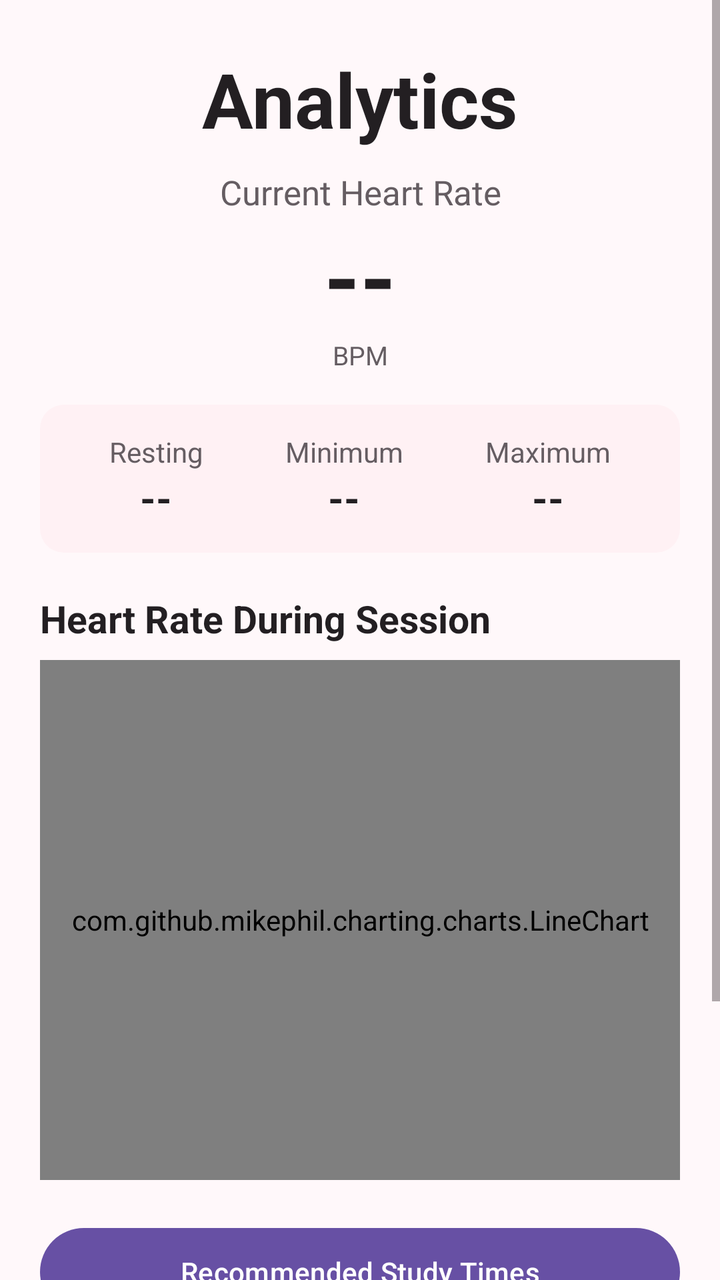
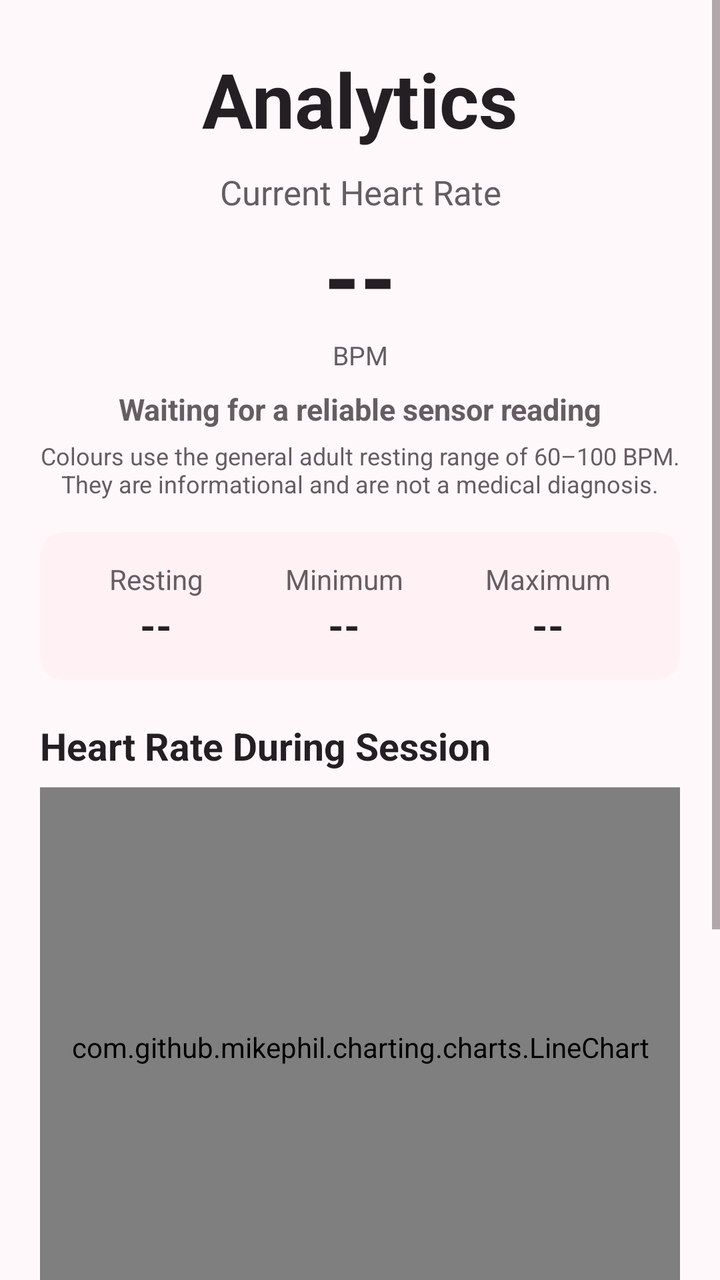

An Android layout rendered at two revisions. The XML below is the earlier revision; the diff shows what the commit changed to produce the second picture.
<!-- AndroidManifest.xml: application theme Theme.Zone -->
<!-- res/layout/analytics_page.xml -->
<?xml version="1.0" encoding="utf-8"?>
<ScrollView xmlns:android="http://schemas.android.com/apk/res/android"
    android:layout_width="match_parent"
    android:layout_height="match_parent"
    android:background="@color/zone_background"
    android:fillViewport="true">

    <LinearLayout
        android:layout_width="match_parent"
        android:layout_height="wrap_content"
        android:orientation="vertical"
        android:paddingStart="20dp"
        android:paddingTop="24dp"
        android:paddingEnd="20dp"
        android:paddingBottom="32dp">

        <TextView
            android:id="@+id/analyticsTitle"
            android:layout_width="match_parent"
            android:layout_height="wrap_content"
            android:gravity="center"
            android:text="Analytics"
            android:textColor="@color/zone_text_primary"
            android:textSize="38sp"
            android:textStyle="bold" />

        <TextView
            android:id="@+id/heartRateLabel"
            android:layout_width="match_parent"
            android:layout_height="wrap_content"
            android:layout_marginTop="10dp"
            android:gravity="center"
            android:text="Current Heart Rate"
            android:textColor="@color/zone_text_secondary"
            android:textSize="17sp" />

        <TextView
            android:id="@+id/heartRateValue"
            android:layout_width="match_parent"
            android:layout_height="wrap_content"
            android:gravity="center"
            android:text="--"
            android:textColor="@color/zone_text_primary"
            android:textSize="46sp"
            android:textStyle="bold" />

        <TextView
            android:layout_width="match_parent"
            android:layout_height="wrap_content"
            android:gravity="center"
            android:text="BPM"
            android:textColor="@color/zone_text_secondary"
            android:textSize="13sp" />

        <GridLayout
            android:layout_width="match_parent"
            android:layout_height="wrap_content"
            android:layout_marginTop="16dp"
            android:background="@drawable/reading_details_background"
            android:columnCount="3"
            android:padding="14dp"
            android:rowCount="2">

            <TextView
                android:layout_columnWeight="1"
                android:gravity="center"
                android:text="Resting"
                android:textColor="@color/zone_text_secondary" />
            <TextView
                android:layout_columnWeight="1"
                android:gravity="center"
                android:text="Minimum"
                android:textColor="@color/zone_text_secondary" />
            <TextView
                android:layout_columnWeight="1"
                android:gravity="center"
                android:text="Maximum"
                android:textColor="@color/zone_text_secondary" />

            <TextView
                android:id="@+id/restingHeartRateValue"
                android:layout_columnWeight="1"
                android:gravity="center"
                android:text="--"
                android:textColor="@color/zone_text_primary"
                android:textSize="20sp"
                android:textStyle="bold" />
            <TextView
                android:id="@+id/minHeartRateValue"
                android:layout_columnWeight="1"
                android:gravity="center"
                android:text="--"
                android:textColor="@color/zone_text_primary"
                android:textSize="20sp"
                android:textStyle="bold" />
            <TextView
                android:id="@+id/maxHeartRateValue"
                android:layout_columnWeight="1"
                android:gravity="center"
                android:text="--"
                android:textColor="@color/zone_text_primary"
                android:textSize="20sp"
                android:textStyle="bold" />
        </GridLayout>

        <TextView
            android:id="@+id/graphLabel"
            android:layout_width="match_parent"
            android:layout_height="wrap_content"
            android:layout_marginTop="20dp"
            android:text="Heart Rate During Session"
            android:textColor="@color/zone_text_primary"
            android:textSize="19sp"
            android:textStyle="bold" />

        <com.github.mikephil.charting.charts.LineChart
            android:id="@+id/heartRateChart"
            android:layout_width="match_parent"
            android:layout_height="260dp"
            android:layout_marginTop="8dp"
            android:background="@drawable/device_list_background" />

        <Button
            android:id="@+id/recommendedStudyTimesButton"
            android:layout_width="match_parent"
            android:layout_height="52dp"
            android:layout_marginTop="20dp"
            android:text="@string/recommended_study_times_btn" />

        <Button
            android:id="@+id/previousSessionsButton"
            android:layout_width="match_parent"
            android:layout_height="52dp"
            android:layout_marginTop="10dp"
            android:text="Session History" />

        <Button
            android:id="@+id/mainMenuButton"
            android:layout_width="match_parent"
            android:layout_height="52dp"
            android:layout_marginTop="10dp"
            android:text="Return to Main Menu" />
    </LinearLayout>
</ScrollView>
<!-- resources referenced by this layout -->
<resources>
  <color name="zone_background">#FFF8FA</color>
  <color name="zone_text_primary">#231F22</color>
  <color name="zone_text_secondary">#655D62</color>
  <!-- drawable device_list_background (drawable) -->
  <?xml version="1.0" encoding="utf-8"?>
  <shape xmlns:android="http://schemas.android.com/apk/res/android" android:shape="rectangle">
      <solid android:color="@color/white" />
      <stroke android:width="1dp" android:color="@color/zone_border" />
      <corners android:radius="16dp" />
  </shape>
  <!-- drawable reading_details_background (drawable) -->
  <?xml version="1.0" encoding="utf-8"?>
  <shape xmlns:android="http://schemas.android.com/apk/res/android" android:shape="rectangle">
      <solid android:color="@color/zone_surface" />
      <corners android:radius="12dp" />
  </shape>
  <string name="recommended_study_times_btn">Recommended Study Times</string>
  <style name="Theme.Zone" parent="Base.Theme.Zone" />
  <color name="white">#FFFFFFFF</color>
  <color name="zone_border">#E5D9DF</color>
  <color name="zone_surface">#FFF1F4</color>
  <style name="Base.Theme.Zone" parent="Theme.Material3.Light">
          <item name="colorPrimary">@color/zone_primary</item>
          <item name="colorOnPrimary">@color/white</item>
          <item name="colorSecondary">@color/zone_heart</item>
          <item name="colorSurface">@color/white</item>
          <item name="colorSurfaceContainer">@color/zone_surface</item>
          <item name="colorOnSurface">@color/zone_text_primary</item>
          <item name="android:colorAccent">@color/zone_primary</item>
          <item name="android:textColorPrimary">@color/zone_text_primary</item>
          <item name="android:textColorSecondary">@color/zone_text_secondary</item>
          <item name="android:navigationBarColor">@color/white</item>
          <item name="android:statusBarColor">@color/zone_primary</item>
          <item name="android:windowLightStatusBar">false</item>
          <item name="android:windowBackground">@drawable/background_gradient</item>
      </style>
  <color name="zone_primary">#6750A4</color>
  <color name="zone_heart">#D8325A</color>
  <!-- drawable background_gradient (drawable) -->
  <?xml version="1.0" encoding="utf-8"?>
  <shape xmlns:android="http://schemas.android.com/apk/res/android"
      android:shape="rectangle">
      <gradient
          android:startColor="@color/white"
          android:endColor="@color/sky_blue"
          android:angle="270" />
  </shape>
  <color name="sky_blue">#87CEEB</color>
</resources>

<!-- the commit's change to res/layout/analytics_page.xml (unified diff, before → after) -->
@@ -51,6 +51,26 @@
             android:text="BPM"
             android:textColor="@color/zone_text_secondary"
             android:textSize="13sp" />
+
+        <TextView
+            android:id="@+id/heartRateStatus"
+            android:layout_width="match_parent"
+            android:layout_height="wrap_content"
+            android:layout_marginTop="8dp"
+            android:gravity="center"
+            android:text="@string/heart_rate_no_reading"
+            android:textColor="@color/zone_text_secondary"
+            android:textSize="15sp"
+            android:textStyle="bold" />
+
+        <TextView
+            android:layout_width="match_parent"
+            android:layout_height="wrap_content"
+            android:layout_marginTop="5dp"
+            android:gravity="center"
+            android:text="@string/heart_rate_range_note"
+            android:textColor="@color/zone_text_secondary"
+            android:textSize="12sp" />
 
         <GridLayout
             android:layout_width="match_parent"
<!-- resource entries referenced after the edit -->
@@ -16,6 +16,8 @@
       <solid android:color="@color/zone_surface" />
       <corners android:radius="12dp" />
   </shape>
+  <string name="heart_rate_no_reading">Waiting for a reliable sensor reading</string>
+  <string name="heart_rate_range_note">Colours use the general adult resting range of 60–100 BPM. They are informational and are not a medical diagnosis.</string>
   <string name="recommended_study_times_btn">Recommended Study Times</string>
   <style name="Theme.Zone" parent="Base.Theme.Zone" />
   <color name="white">#FFFFFFFF</color>
